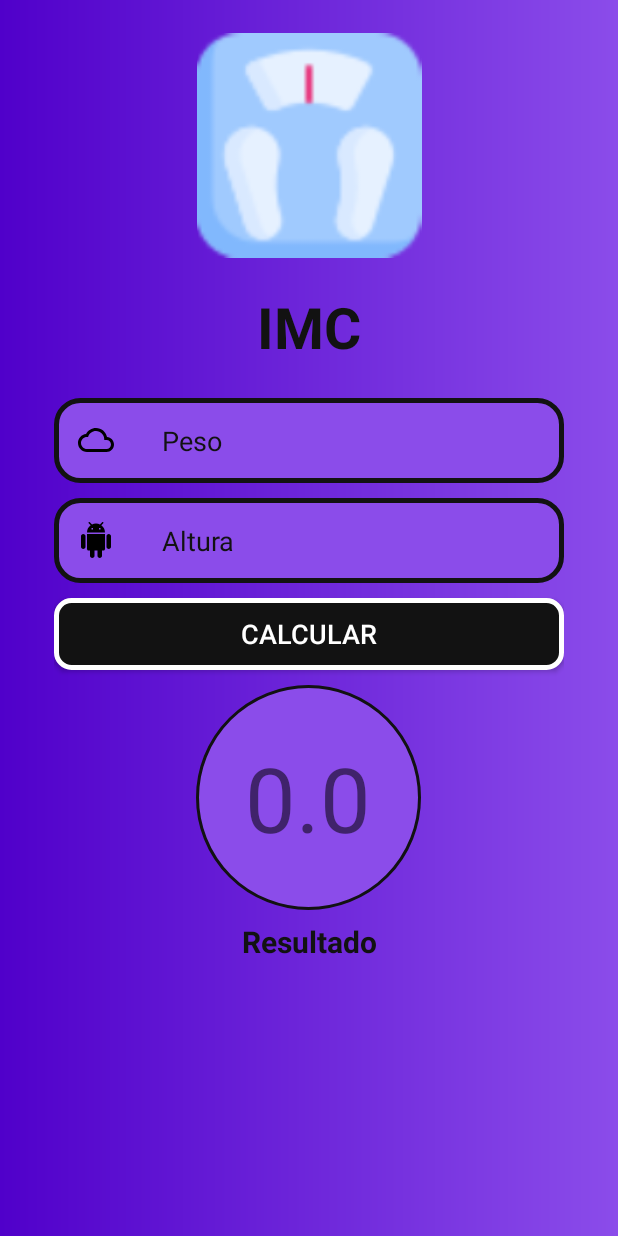
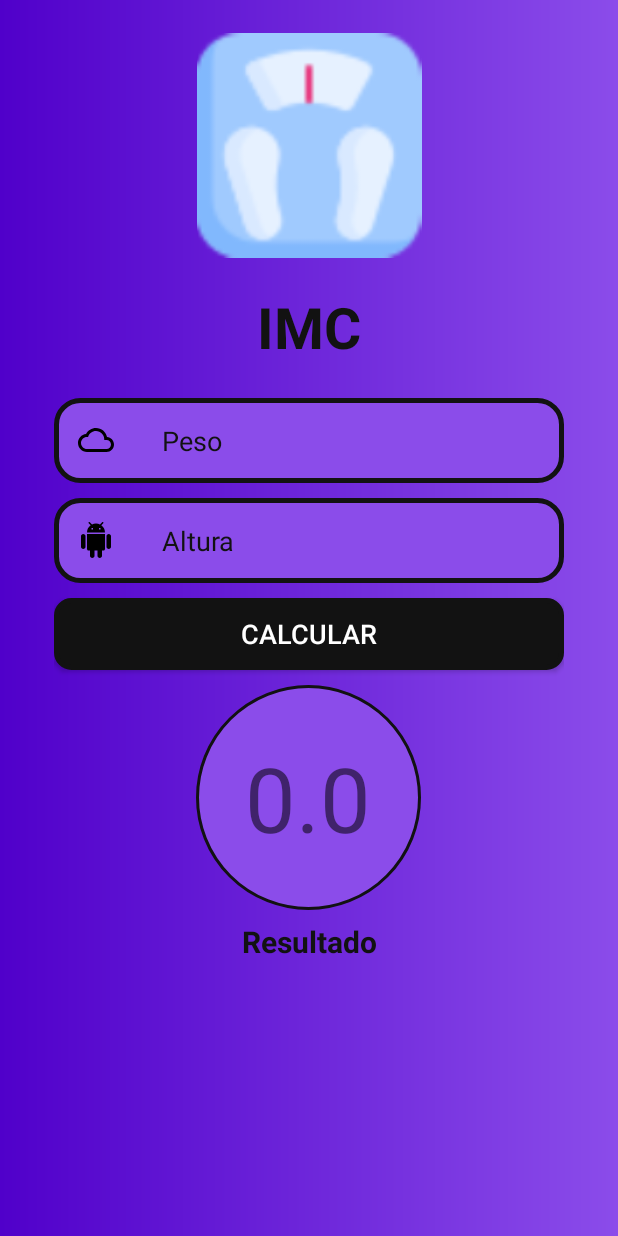
Before and after one commit to GabrielTSR/calculadoraIMC-Kotlin, an Android app: the screen it shows after launch (MainActivity), on a phone screen of 412 x 824 dp. Run offline under Robolectric (Android 15) with nearby library versions, the light colour scheme and no system bars.

Commit message:
alterei cor da borda do botao da activityMain

```diff
--- a/app/src/main/res/drawable/button_border.xml
+++ b/app/src/main/res/drawable/button_border.xml
@@ -2,7 +2,7 @@
 <shape android:shape="rectangle" xmlns:android="http://schemas.android.com/apk/res/android">
 
     <corners android:radius="10dp"/>
-    <stroke android:color="#ffffff" android:width="3dp"/>
+    <stroke android:color="@color/blackWeak" android:width="3dp"/>
     <solid android:color="@color/blackWeak"/>
 
 </shape>
```
